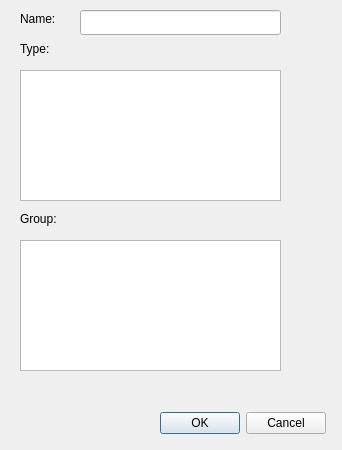
Before: the Qt Designer form resource/new_pattern.ui in teknologisk-institut/rqt_pattern_manager, drawn with Qt 5.
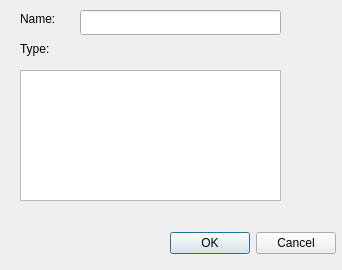
After: the same form once the commit is applied.

Commit message: added context menu to create new patterns and groups within existing group in the tree view + a lot of refactoring

What changed in the file:
```diff
--- a/resource/new_pattern.ui
+++ b/resource/new_pattern.ui
@@ -7,7 +7,7 @@
     <x>0</x>
     <y>0</y>
     <width>342</width>
-    <height>450</height>
+    <height>270</height>
    </rect>
   </property>
   <property name="sizePolicy">
@@ -47,8 +47,8 @@
   <widget class="QDialogButtonBox" name="dialogButton">
    <property name="geometry">
     <rect>
-     <x>150</x>
-     <y>410</y>
+     <x>160</x>
+     <y>230</y>
      <width>176</width>
      <height>27</height>
     </rect>
@@ -102,35 +102,6 @@
     <string>nameBox</string>
    </property>
   </widget>
-  <widget class="QListView" name="groupView">
-   <property name="geometry">
-    <rect>
-     <x>20</x>
-     <y>240</y>
-     <width>261</width>
-     <height>131</height>
-    </rect>
-   </property>
-   <property name="accessibleName">
-    <string>groupView</string>
-   </property>
-   <property name="editTriggers">
-    <set>QAbstractItemView::NoEditTriggers</set>
-   </property>
-  </widget>
-  <widget class="QLabel" name="label_3">
-   <property name="geometry">
-    <rect>
-     <x>20</x>
-     <y>210</y>
-     <width>91</width>
-     <height>17</height>
-    </rect>
-   </property>
-   <property name="text">
-    <string>Group:</string>
-   </property>
-  </widget>
  </widget>
  <resources/>
  <connections/>
```
The commit also changes 2 other files.
